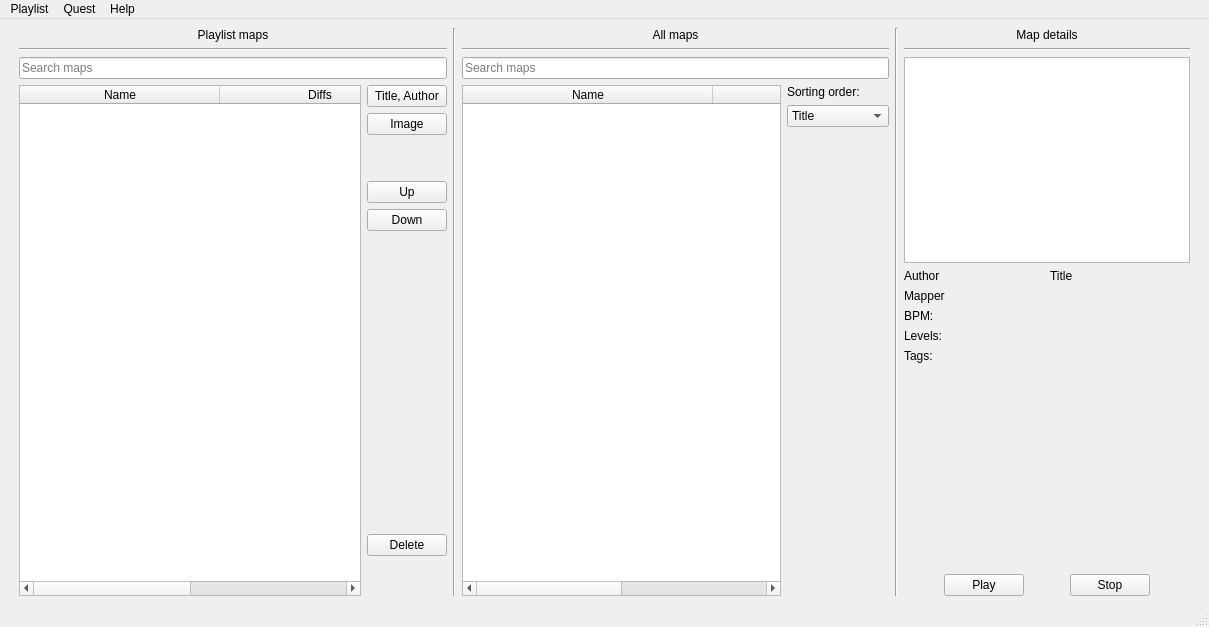
This is ui/main.ui in Unvire/Quest3-beatsaber-playlist-manager as Qt 5 draws it before an edit. The edited form follows.
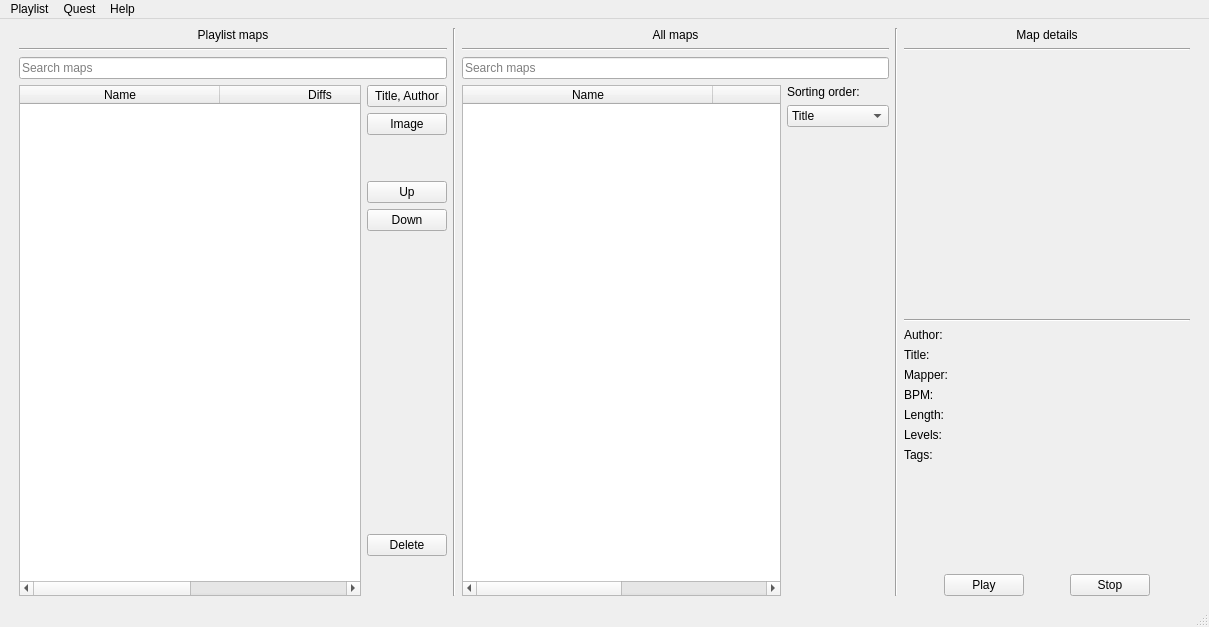
This is the edited form.

Commit message: changes components for displaying image

The edit to the form file:
```diff
--- a/ui/main.ui
+++ b/ui/main.ui
@@ -339,7 +339,7 @@
        </widget>
       </item>
       <item>
-       <layout class="QVBoxLayout" name="verticalLayout_2" stretch="0,0,0,0,0,0,0,0,0,0">
+       <layout class="QVBoxLayout" name="verticalLayout_2" stretch="0,0,0,0,0,0,0,0,0,0,0,0,0">
         <item>
          <widget class="QLabel" name="mapDetailsLabel">
           <property name="text">
@@ -358,30 +358,58 @@
          </widget>
         </item>
         <item>
-         <widget class="QGraphicsView" name="mapImageView"/>
+         <widget class="QLabel" name="mapImageLabel">
+          <property name="minimumSize">
+           <size>
+            <width>256</width>
+            <height>256</height>
+           </size>
+          </property>
+          <property name="baseSize">
+           <size>
+            <width>256</width>
+            <height>256</height>
+           </size>
+          </property>
+          <property name="text">
+           <string/>
+          </property>
+          <property name="alignment">
+           <set>Qt::AlignCenter</set>
+          </property>
+         </widget>
         </item>
         <item>
-         <layout class="QHBoxLayout" name="horizontalLayout_3">
+         <widget class="Line" name="line_6">
+          <property name="sizePolicy">
+           <sizepolicy hsizetype="Minimum" vsizetype="Minimum">
+            <horstretch>0</horstretch>
+            <verstretch>0</verstretch>
+           </sizepolicy>
+          </property>
+          <property name="orientation">
+           <enum>Qt::Horizontal</enum>
+          </property>
+         </widget>
+        </item>
           <item>
            <widget class="QLabel" name="songTitleLabel">
             <property name="text">
-             <string>Author</string>
+           <string>Author:</string>
             </property>
            </widget>
           </item>
           <item>
            <widget class="QLabel" name="songAuthorLabel">
             <property name="text">
-             <string>Title</string>
-            </property>
-           </widget>
-          </item>
-         </layout>
+           <string>Title:</string>
+          </property>
+         </widget>
         </item>
         <item>
          <widget class="QLabel" name="songMapperLabel">
           <property name="text">
-           <string>Mapper</string>
+           <string>Mapper:</string>
           </property>
          </widget>
         </item>
@@ -392,6 +420,13 @@
           </property>
          </widget>
         </item>
+        <item>
+         <widget class="QLabel" name="songLengthLabel">
+          <property name="text">
+           <string>Length:</string>
+          </property>
+         </widget>
+        </item>
         <item>
          <widget class="QLabel" name="diffsLabel">
           <property name="text">
```
Lines whose indentation alone changed are shown as unchanged.
